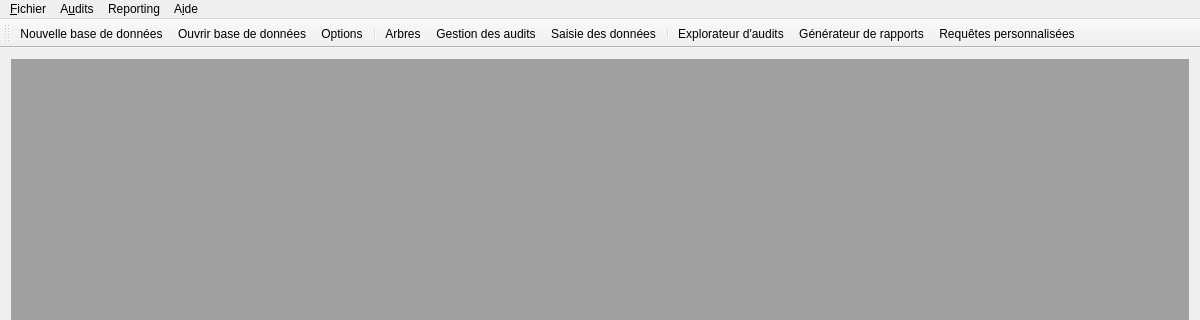
The window that mainwindow.ui (GiPiLab/ProtonClassicSuite) describes before a commit, drawn with Qt 5; both pictures show x 0 to 1200 and y 0 to 320 of the 1200 by 612 pixel window.
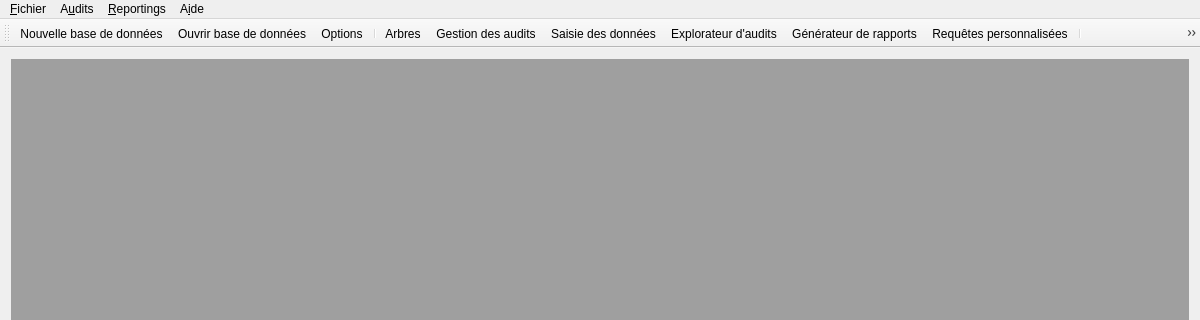
The same window after the commit. Icons and pictures are not drawn.

```diff
--- a/mainwindow.ui
+++ b/mainwindow.ui
@@ -62,7 +62,7 @@
    </widget>
    <widget class="QMenu" name="menuReporting">
     <property name="title">
-     <string>Reporting</string>
+     <string>&amp;Reportings</string>
     </property>
     <addaction name="actionManageTree"/>
     <addaction name="actionGestion_des_reportings"/>
@@ -94,10 +94,18 @@
    <addaction name="actionManageTree"/>
    <addaction name="actionManageAudits"/>
    <addaction name="actionEditAudit"/>
-   <addaction name="separator"/>
    <addaction name="actionTablesGraphics"/>
    <addaction name="actionReport"/>
    <addaction name="actionQueries"/>
+   <addaction name="separator"/>
+   <addaction name="actionGestion_des_reportings"/>
+   <addaction name="actionReportingOverview"/>
+   <addaction name="actionGraphiques"/>
+   <addaction name="actionSurveillance_des_reportings"/>
+   <addaction name="actionExploreReportings"/>
+   <addaction name="actionReportingGenerateur_de_rapports"/>
+   <addaction name="separator"/>
+   <addaction name="actionA_propos"/>
   </widget>
   <action name="actionManageTree">
    <property name="icon">
@@ -210,27 +218,27 @@
   </action>
   <action name="actionReportingOverview">
    <property name="text">
-    <string>Vue d'ensemble</string>
+    <string>Vue d'&amp;ensemble</string>
    </property>
   </action>
   <action name="actionSurveillance_des_reportings">
    <property name="text">
-    <string>Surveillance et prévisions</string>
+    <string>&amp;Surveillance et prévisions</string>
    </property>
   </action>
   <action name="actionGraphiques">
    <property name="text">
-    <string>Graphiques</string>
+    <string>Gra&amp;phiques</string>
    </property>
   </action>
   <action name="actionExploreReportings">
    <property name="text">
-    <string>Exploration des reportings</string>
+    <string>E&amp;xploration des reportings</string>
    </property>
   </action>
   <action name="actionReportingGenerateur_de_rapports">
    <property name="text">
-    <string>Générateur de rapports</string>
+    <string>Générateur de &amp;rapports</string>
    </property>
   </action>
  </widget>
```
Left out of the diff: 43 changed lines with no effect on the pictures.
